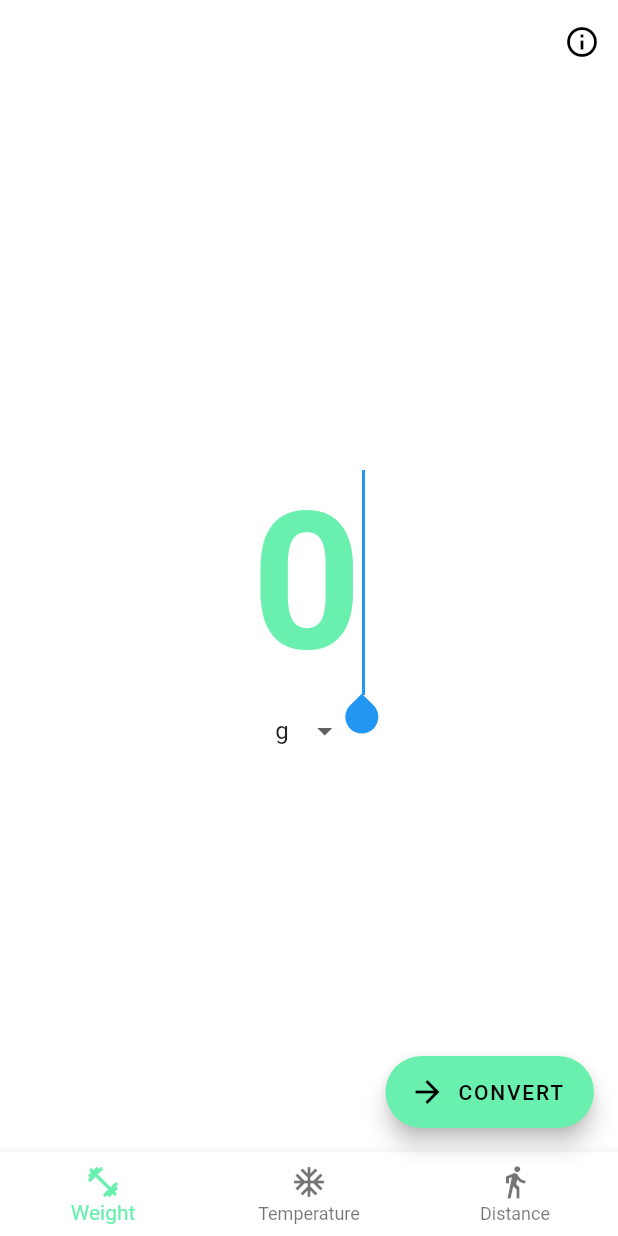
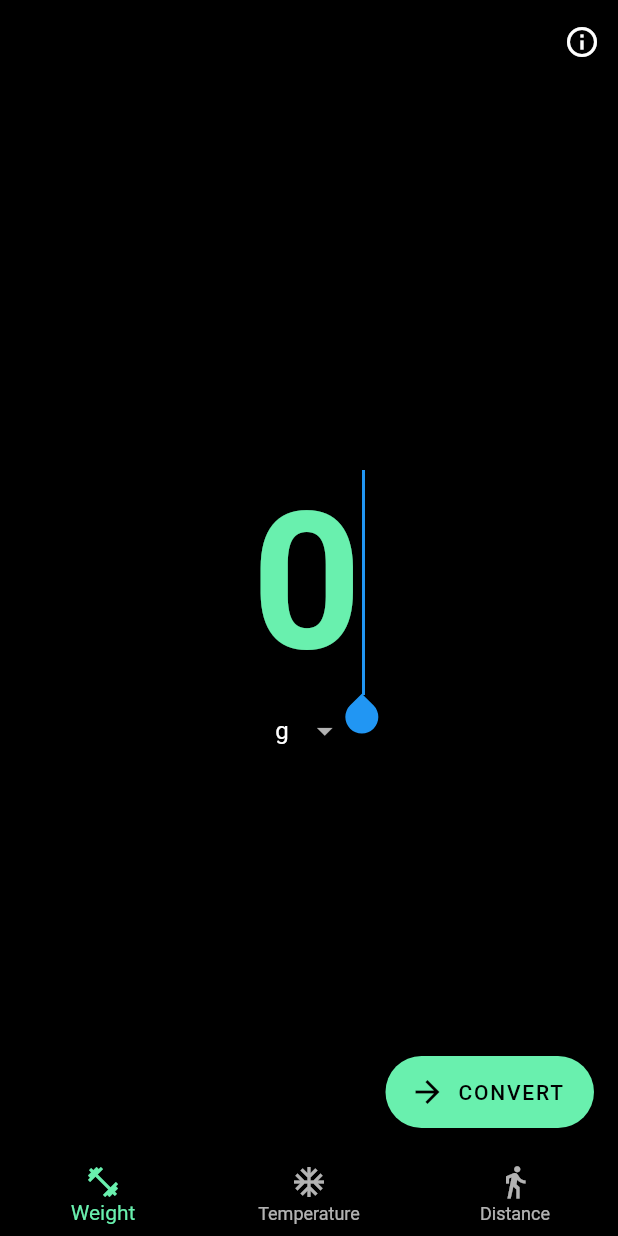
Before and after one commit to TobiasRitter/anyunit, a Flutter app: the screen it shows after launch, on a phone screen of 412 x 824 dp. Run offline on Flutter 3.47's test engine with Material 2 defaults, Android fonts, the phone set to English and light mode, and no system bars; our stand-ins replace bloc, equatable, flutter_bloc.

Commit message:
improve theming

```diff
--- a/lib/main.dart
+++ b/lib/main.dart
@@ -7,14 +7,22 @@ void main() => runApp(CleverConvertApp());
 class CleverConvertApp extends StatelessWidget {
   @override
   Widget build(BuildContext context) {
+    bool light = false;
     return MaterialApp(
       title: 'CleverConvert',
-      theme: ThemeData(
-        brightness: Brightness.light,
-        primaryColor: Colors.white,
-        canvasColor: Colors.white,
-        accentColor: Colors.greenAccent,
-      ),
+      theme: light
+          ? ThemeData(
+              brightness: Brightness.light,
+              primaryColor: Colors.white,
+              canvasColor: Colors.white,
+              accentColor: Colors.greenAccent,
+            )
+          : ThemeData(
+              brightness: Brightness.dark,
+              primaryColor: Colors.black,
+              canvasColor: Colors.black,
+              accentColor: Colors.greenAccent,
+            ),
       home: InputScreen(),
     );
   }
```
